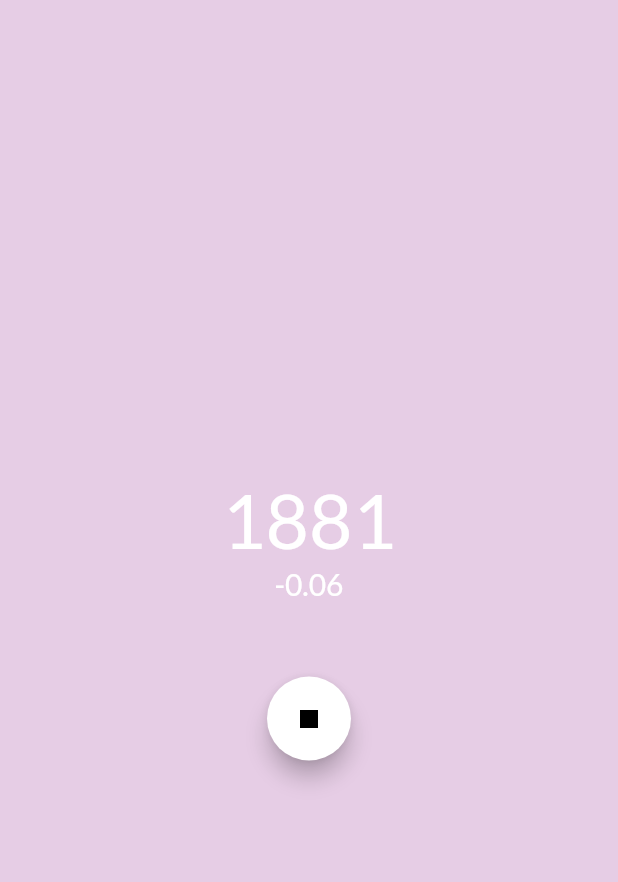
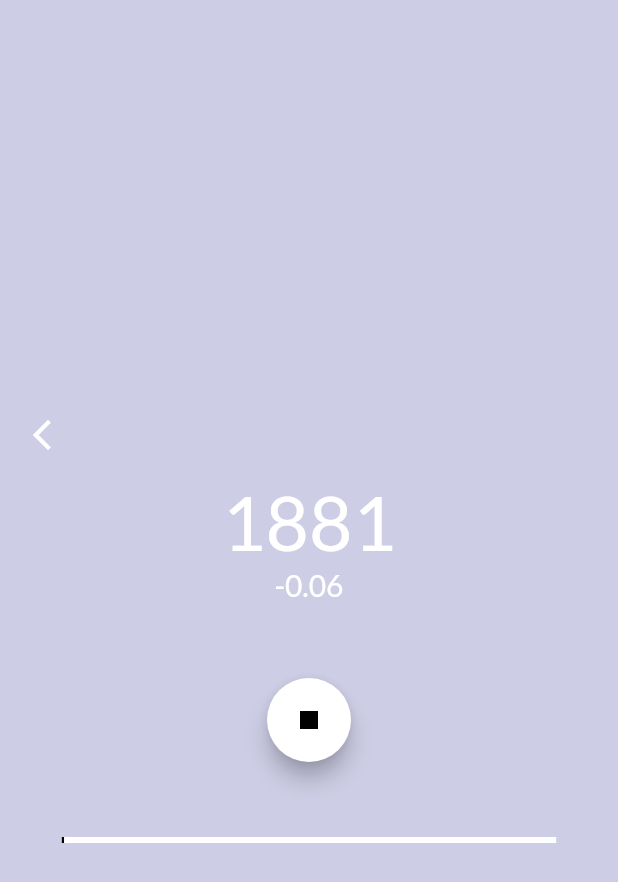
Before and after one commit to OKemmis/temperature-anomaly, a Flutter app: the screen it shows after launch, after a tap on the "play arrow" icon, on a phone screen of 412 x 824 dp. Shown: the top 882 px of the screen. Run offline on Flutter 3.47's test engine with Material 2 defaults, Android fonts, the phone set to English and light mode, and no system bars; our stand-ins replace charts_flutter, google_fonts; missing offline and left inert: charcode.

Commit message:
Visual improvements

```diff
--- a/lib/loop_page.dart
+++ b/lib/loop_page.dart
@@ -2,6 +2,8 @@ import 'dart:async';
 import 'package:flutter/material.dart';
 import 'globals.dart' as globals;
 import 'package:google_fonts/google_fonts.dart';
+import 'package:charcode/ascii.dart';
+import 'package:charcode/html_entity.dart';
 
 void main() {
   runApp(
@@ -34,6 +36,23 @@ class _LoopPageState extends State<LoopPage> {
               child: Column(
             mainAxisAlignment: MainAxisAlignment.center,
             children: [
+              Align(
+                alignment: Alignment.topLeft,
+                child:
+                    // Back button test
+                    FloatingActionButton(
+                  backgroundColor: Colors.black.withOpacity(0),
+                  highlightElevation: 0,
+                  focusElevation: 0,
+                  hoverElevation: 0,
+                  elevation: 0,
+                  onPressed: () {
+                    Navigator.pop(context);
+                  },
+                  child: Icon(Icons.arrow_back_ios_new_sharp),
+                ),
+              ),
+
               // Year text
               Text(
                 year,
@@ -70,6 +89,22 @@ class _LoopPageState extends State<LoopPage> {
                 ),
                 backgroundColor: Colors.white,
               ),
+
+              // Sized Box for spacing
+              const SizedBox(
+                height: 50,
+              ),
+
+              // Progress indicator
+              SizedBox(
+                child: LinearProgressIndicator(
+                  value: (yearCounter / 221).toDouble(),
+                  backgroundColor: Colors.white,
+                  valueColor: const AlwaysStoppedAnimation<Color>(Colors.black),
+                  semanticsLabel: "Linear progress indicator",
+                ),
+                width: MediaQuery.of(context).size.width * 0.8,
+              ),
             ],
           )),
         ),
@@ -89,6 +124,9 @@ class _LoopPageState extends State<LoopPage> {
   // Create a new periodic timer
   void createTimer() {
     timer = Timer.periodic(const Duration(seconds: 1), (Timer timer) {
+      if (yearCounter == 2021) {
+        Navigator.pop(context);
+      }
       setState(() {
         yearCounter++;
         tempAnomaly = globals.temperatureAnomaly[yearCounter];
@@ -99,10 +137,22 @@ class _LoopPageState extends State<LoopPage> {
 
   // Helper function to set colour values for background
   void setColours() {
-    alpha = 100;
-    red = (0xff * 1 - ((tempAnomaly + 0.63) / 1.89)).toInt();
-    green = 0;
-    blue = (0xff * tempAnomaly + 0.63) ~/ 1.89;
+    if (tempAnomaly == 0.0) {
+      alpha = 100;
+      red = 0;
+      green = 0;
+      blue = 0;
+    } else if (tempAnomaly < 0.0) {
+      alpha = 100;
+      red = 0;
+      green = 0;
+      blue = 255 - (tempAnomaly * 150.0).toInt().abs();
+    } else {
+      alpha = 100;
+      red = 255 - (tempAnomaly * 150.0).toInt();
+      green = 0;
+      blue = 0;
+    }
   }
 
   @override
--- a/lib/main.dart
+++ b/lib/main.dart
@@ -2,6 +2,7 @@ import 'package:flutter/material.dart';
 import 'globals.dart' as globals;
 import 'package:google_fonts/google_fonts.dart';
 import 'package:temperature_anomaly/loop_page.dart';
+import 'package:charts_flutter/flutter.dart' as charts;
 
 void main() {
   runApp(
@@ -21,14 +22,54 @@ class _MainPageState extends State<MainPage> {
   @override
   Widget build(BuildContext context) {
     return MaterialApp(
-      home: Scaffold(
+      home: Container(
+        decoration: const BoxDecoration(
+            gradient: LinearGradient(
+                begin: Alignment.topLeft,
+                end: Alignment.bottomRight,
+                colors: [Colors.red, Colors.blue])),
+        child: Scaffold(
+          backgroundColor: Colors.transparent,
           body: Center(
-            child:
-                Column(mainAxisAlignment: MainAxisAlignment.center, children: [
+              child: Column(
+                  mainAxisAlignment: MainAxisAlignment.center,
+                  children: [
+                // Heading text
+                Text(
+                  "Visualise mean temperature anomaly with colours!",
+                  textAlign: TextAlign.center,
+                  style: GoogleFonts.lato(
+                    textStyle:
+                        const TextStyle(color: Colors.white, fontSize: 20),
+                  ),
+                ),
+
+                // Sized box for spacing
+                const SizedBox(
+                  height: 50,
+                ),
+
+                // Instruction text
+                Text(
+                  "Press to start",
+                  style: GoogleFonts.lato(
+                    textStyle:
+                        const TextStyle(color: Colors.white, fontSize: 15),
+                  ),
+                ),
+
+                // Sized box for spacing
+                const SizedBox(
+                  height: 50,
+                ),
+
+                // Start button
                 FloatingActionButton(
                   onPressed: () {
-              Navigator.push(context,
-                  MaterialPageRoute(builder: (context) => const LoopPage()));
+                    Navigator.push(
+                        context,
+                        MaterialPageRoute(
+                            builder: (context) => const LoopPage()));
                   },
                   backgroundColor: Colors.white,
                   child: const Icon(
@@ -38,7 +79,7 @@ class _MainPageState extends State<MainPage> {
                 ),
               ])),
         ),
-      theme: ThemeData(canvasColor: Colors.white),
+      ),
     );
   }
 }
--- a/pubspec.yaml
+++ b/pubspec.yaml
@@ -35,6 +35,7 @@ dependencies:
   # Use with the CupertinoIcons class for iOS style icons.
   cupertino_icons: ^1.0.2
   google_fonts: ^2.3.2
+  charts_flutter: ^0.12.0
 
 dev_dependencies:
   flutter_test:
```
Also changed, not shown: pubspec.lock, 1 other file. Lines whose indentation alone changed are shown as unchanged.
